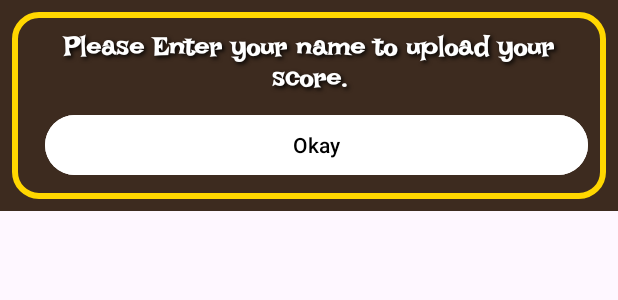
After one commit to jayaustin1122/Adarna, an Android app: the layout dialogendgame.xml on its own in the app's theme, with its tools: preview values and no code run, on a phone screen of 412 x 824 dp. The commit adds this screen. Shown: the top 300 px of the screen. Run offline under Robolectric (Android 15) with nearby library versions, the phone set to English and light mode, and no system bars.

Commit message:
Added Some

```diff
--- a/app/src/main/java/com/tinikling/cardgame/ui/main/DashBoardFragment.kt
+++ b/app/src/main/java/com/tinikling/cardgame/ui/main/DashBoardFragment.kt
@@ -85,6 +85,10 @@ class DashBoardFragment : Fragment() {
         binding.continueButton.setOnClickListener {
             showPlayerInputDialog()
         }
+        binding.exit.setOnClickListener {
+            requireActivity().finishAffinity()
+        }
+
     }
     private fun showPlayerInputDialog() {
         // Inflate the dialog's layout with ViewBinding
@@ -134,7 +138,7 @@ class DashBoardFragment : Fragment() {
                 } else {
                     Toast.makeText(
                         requireContext(),
-                        "Please enter a game duration of 5 minutes or more.",
+                        "Please enter a game duration of 5 seconds or more.",
                         Toast.LENGTH_SHORT
                     ).show()
                 }
--- /dev/null
+++ b/app/src/main/res/layout/dialogendgame.xml
@@ -0,0 +1,33 @@
+<?xml version="1.0" encoding="utf-8"?>
+<LinearLayout xmlns:android="http://schemas.android.com/apk/res/android"
+    android:layout_width="match_parent"
+    android:layout_height="wrap_content"
+    android:orientation="vertical"
+    android:background="@drawable/dialog_background"
+    android:padding="20dp">
+
+    <TextView
+        android:id="@+id/winners"
+        android:layout_width="match_parent"
+        android:layout_height="wrap_content"
+        android:textAlignment="center"
+        android:text="Please Enter your name to upload your score."
+        android:shadowColor="@android:color/black"
+        android:shadowDx="2"
+        android:shadowDy="2"
+        android:shadowRadius="3"
+        android:textSize="18sp"
+        android:textStyle="bold"
+        android:textColor="@color/white"
+        android:fontFamily="@font/irish"
+        android:paddingBottom="10dp" />
+    <com.google.android.material.button.MaterialButton
+        android:layout_width="match_parent"
+        android:layout_height="wrap_content"
+        android:id="@+id/okay"
+        android:layout_gravity="end"
+        android:layout_marginStart="10dp"
+        android:textColor="@color/black"
+        android:backgroundTint="@color/white"
+        android:text="Okay"/>
+</LinearLayout>
--- a/app/src/main/res/layout/fragment_dash_board.xml
+++ b/app/src/main/res/layout/fragment_dash_board.xml
@@ -114,6 +114,12 @@
                     android:layout_height="70dp"
                     android:scaleType="fitXY"
                     android:src="@drawable/lead" />
+                <ImageView
+                    android:id="@+id/exit"
+                    android:layout_width="200dp"
+                    android:layout_height="70dp"
+                    android:scaleType="fitXY"
+                    android:src="@drawable/exit" />
             </LinearLayout>
 
             <LinearLayout
```
Also changed, not shown: app/src/main/java/com/tinikling/cardgame/ui/level/AverageFragment.kt (+9 -0 lines), app/src/main/java/com/tinikling/cardgame/ui/multiplayer/MultiPlayerFragment.kt (+25 -15 lines), app/src/main/res/layout/fragment_multi_player.xml (+6 -5 lines), app/src/main/res/drawable/exit.png (added), app/src/main/res/drawable/pito.png (added), 1 other file.
